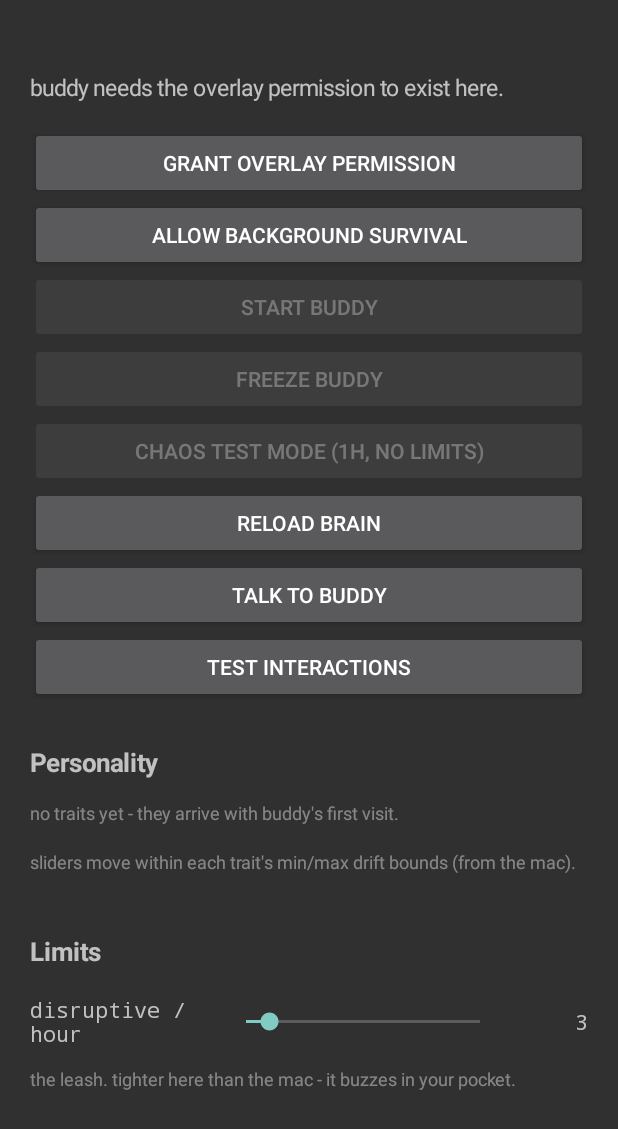
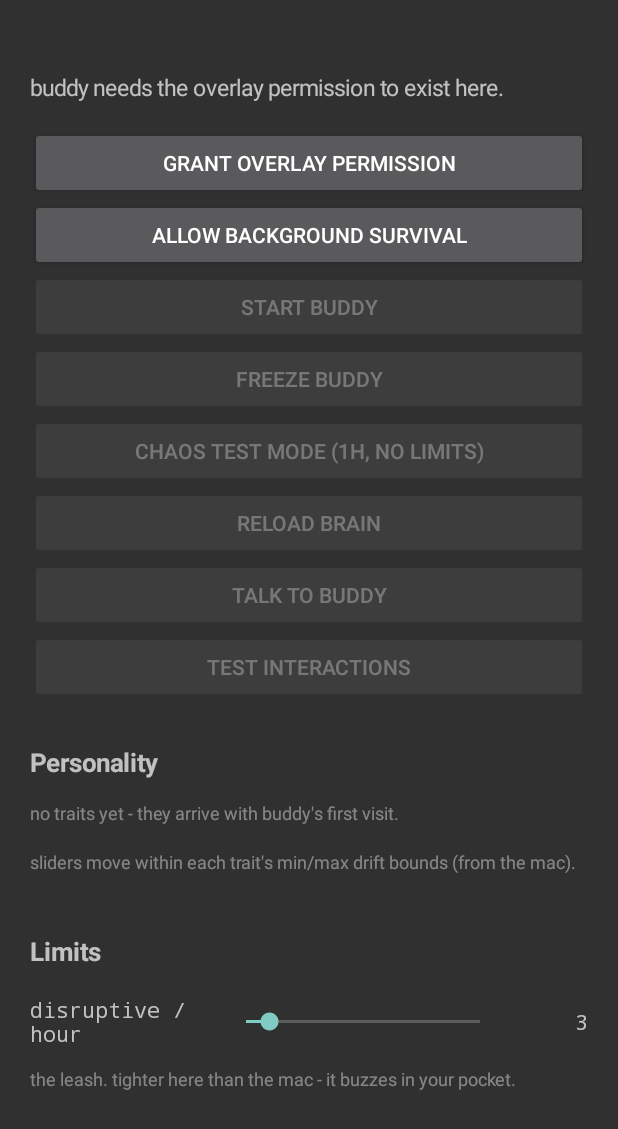
Before and after one commit to dilirity/buddy, an Android app: the screen it shows after launch (MainActivity), on a phone screen of 412 x 824 dp. Shown: the top 1129 px of the screen. Run offline under Robolectric (Android 15) with nearby library versions, the phone set to English and light mode, and no system bars.

Commit message:
gate phone UI on real state: buddy-here controls, live status refresh
Co-Authored-By: Claude Fable 5 <noreply@anthropic.com>
Claude-Session: https://claude.ai/code/session_01EmEDqwJXmFXXhmphcZUMQj

```diff
--- a/android/app/src/main/java/com/buddy/app/MainActivity.kt
+++ b/android/app/src/main/java/com/buddy/app/MainActivity.kt
@@ -25,6 +25,18 @@ class MainActivity : Activity() {
     private lateinit var serviceBtn: Button
     private lateinit var freezeBtn: Button
     private lateinit var testModeBtn: Button
+    private lateinit var reloadBtn: Button
+    private lateinit var talkBtn: Button
+    private lateinit var testsBtn: Button
+    private val refreshTick = object : Runnable {
+        override fun run() {
+            refresh()
+            status.postDelayed(this, 1500)
+        }
+    }
+
+    private fun buddyIsHere(): Boolean =
+        getSharedPreferences("coordination", Context.MODE_PRIVATE).getBoolean("owner", false)
 
     private fun dp(v: Int): Int = (v * resources.displayMetrics.density).toInt()
 
@@ -65,15 +77,15 @@ class MainActivity : Activity() {
         testModeBtn = Button(this).apply {
             setOnClickListener { cmdToService("testMode"); postDelayed() }
         }
-        val reloadBtn = Button(this).apply {
+        reloadBtn = Button(this).apply {
             text = "reload brain"
             setOnClickListener { cmdToService("reload") }
         }
-        val talkBtn = Button(this).apply {
+        talkBtn = Button(this).apply {
             text = "talk to buddy"
             setOnClickListener { talkDialog() }
         }
-        val testsBtn = Button(this).apply {
+        testsBtn = Button(this).apply {
             text = "test interactions"
             setOnClickListener { testsDialog() }
         }
@@ -100,8 +112,14 @@ class MainActivity : Activity() {
 
     override fun onResume() {
         super.onResume()
-        refresh()
         buildSettings() // traits may have just arrived with buddy
+        status.removeCallbacks(refreshTick)
+        status.post(refreshTick) // live: buddy can arrive/leave while visible
+    }
+
+    override fun onPause() {
+        super.onPause()
+        status.removeCallbacks(refreshTick)
     }
 
     private fun postDelayed() {
@@ -114,23 +132,31 @@ class MainActivity : Activity() {
             .isIgnoringBatteryOptimizations(packageName)
         val running = serviceRunning()
 
+        val here = running && buddyIsHere()
+
         overlayBtn.isEnabled = !overlay
         overlayBtn.text = if (overlay) "overlay permission: granted" else "grant overlay permission"
         batteryBtn.isEnabled = !battery
         batteryBtn.text = if (battery) "battery exemption: granted" else "allow background survival"
         serviceBtn.text = if (running) "stop buddy" else "start buddy"
         serviceBtn.isEnabled = overlay
-        freezeBtn.isEnabled = running
+        reloadBtn.isEnabled = running
+        // Buddy-facing controls need buddy actually on this device, not just
+        // the service - a frozen/chatted-at empty screen is nonsense.
+        freezeBtn.isEnabled = here
         freezeBtn.text = if (BuddyService.frozenState) "wake buddy" else "freeze buddy"
-        testModeBtn.isEnabled = running
+        testModeBtn.isEnabled = here
         testModeBtn.text = if (BuddyService.testMode)
             "chaos test mode: ON" else "chaos test mode (1h, no limits)"
+        talkBtn.isEnabled = here
+        testsBtn.isEnabled = here
 
         status.text = when {
             !overlay -> "buddy needs the overlay permission to exist here."
             !running -> "ready. start the service and buddy can travel to this phone."
-            else -> "buddy service is running. buddy appears when it travels here.\n" +
-                "tap buddy: poke. drag: carry. hold 1.5s: send home."
+            !here -> "service running, listening on the LAN. buddy is elsewhere -\n" +
+                "it appears here when it travels over."
+            else -> "buddy is HERE.\ntap: poke. drag: carry. hold still 1.2s: send home."
         }
     }
 
```
